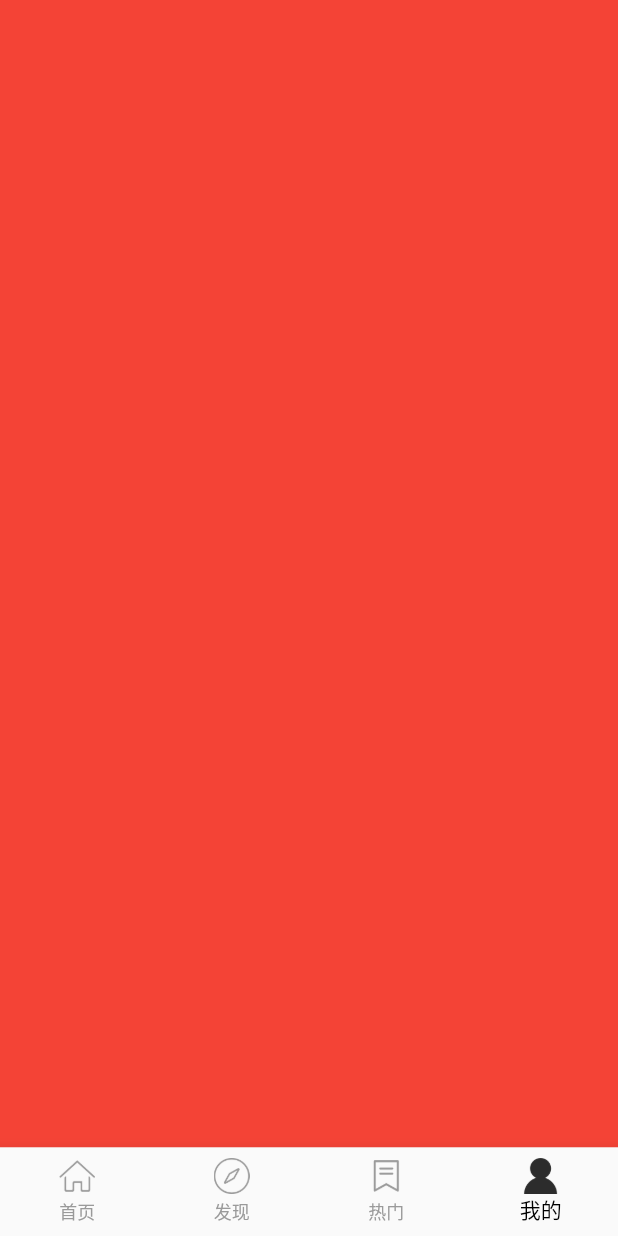
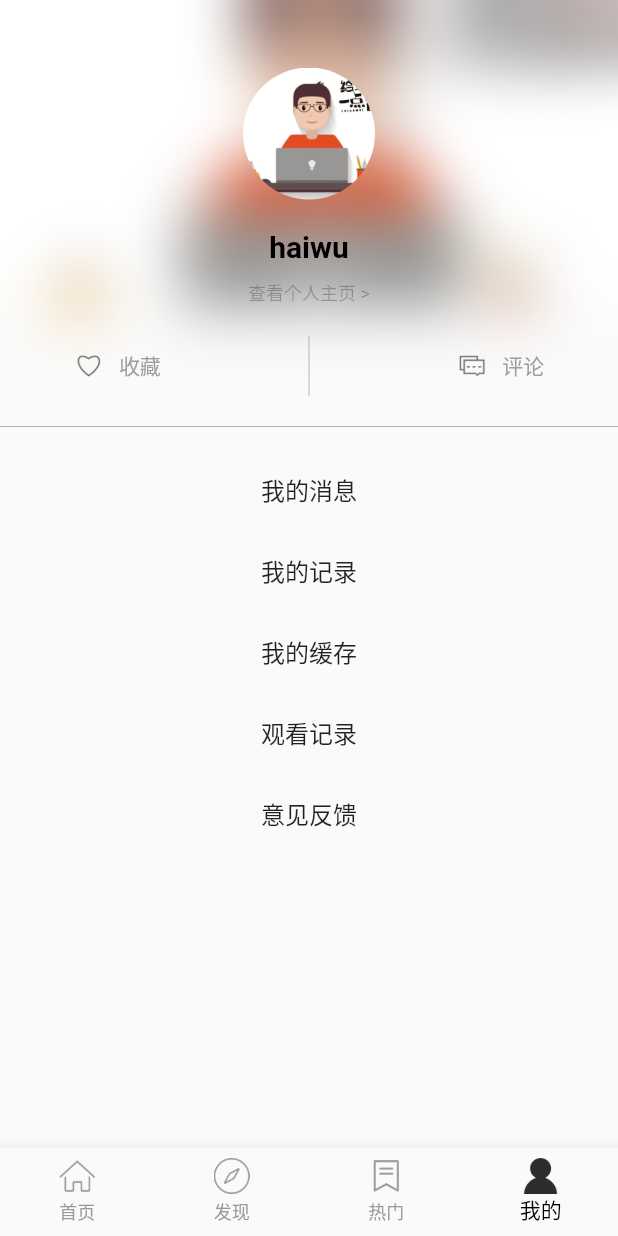
Before and after one commit to oceanhai/flutter_shizhan, a Flutter app: the TabNavigation screen opened by its route, item 4 of the bottom bar chosen, on a phone screen of 412 x 824 dp. Run offline on Flutter 3.47's test engine with Material 2 defaults, Android fonts, the phone set to English and light mode, and no system bars; our stand-ins replace chewie, extended_image, flutter_slidable, flutter_swiper, fluttertoast, get and 7 more; missing offline and left inert: flustars, flutter_splash_screen, flutter_webview_plugin, loading_more_list; accounts and stored records are empty; network calls fail.

Commit message:
我的Page、观看记录page(数据缓存)

```diff
--- a/lib/app_init.dart
+++ b/lib/app_init.dart
@@ -1,4 +1,5 @@
 import 'package:flutter_shizhan/http/Url.dart';
+import 'package:flutter_shizhan/utils/cache_manager.dart';
 import 'package:flutter_splash_screen/flutter_splash_screen.dart';
 // import 'package:leo_eyepetizer/http/Url.dart';
 
@@ -8,6 +9,10 @@ class AppInit {
   AppInit._();
 
   static Future<void> init() async {
+
+    //缓存需要初始化
+    await CacheManager.preInit();
+
     //初始化 baseUrl
     Url.baseUrl = 'http://baobab.kaiyanapp.com/api/';
 
--- /dev/null
+++ b/lib/page/mine/mine_page.dart
@@ -0,0 +1,264 @@
+import 'dart:io';
+import 'dart:ui';
+
+import 'package:flutter/material.dart';
+import 'package:flutter_shizhan/page/mine/watch_history_page.dart';
+import 'package:flutter_shizhan/utils/cache_manager.dart';
+import 'package:flutter_shizhan/utils/navigator_util.dart';
+import 'package:image_picker/image_picker.dart';
+
+class MinePage extends StatefulWidget {
+  @override
+  _MinePageState createState() => _MinePageState();
+}
+
+class _MinePageState extends State<MinePage>
+    with AutomaticKeepAliveClientMixin {
+  File _imageFile;
+  final picker = ImagePicker();
+
+  @override
+  bool get wantKeepAlive => true;
+
+  @override
+  void initState() {
+    super.initState();
+    _getAvatarPath();
+  }
+
+  /// 获取缓存头像
+  void _getAvatarPath() {
+    var userAvatarPath =
+        CacheManager.getInstance().get<String>("user_avatar_path");
+    if (userAvatarPath != null && userAvatarPath.isNotEmpty) {
+      setState(() {
+        _imageFile = File(userAvatarPath);
+      });
+    }
+  }
+
+  @override
+  Widget build(BuildContext context) {
+    super.build(context);
+    // 可以移除元素的pandding，注意:要指定移除哪个方向的padding
+    return MediaQuery.removePadding(
+      context: context,
+      // 移除上面的padding
+      removeTop: true,
+      child: ListView(
+        children: <Widget>[
+          // 头像
+          _head(),
+          // 中间的收藏、评论
+          _like(),
+          // 分割线
+          _divider(),
+          // 几个设置的widget
+          //... 散布运算符，将列表的所有元素插入另一个列表
+          ..._listSetting()
+        ],
+      ),
+    );
+  }
+
+  /// 头像设置
+  Widget _head() {
+    return Stack(
+      alignment: Alignment.center,
+      children: [
+        // 高斯模糊背景
+        //... 散布运算符，将列表的所有元素插入另一个列表
+        ..._headBackground(),
+        // 内容
+        _headContent(),
+      ],
+    );
+  }
+
+  // 头部的背景
+  List<Widget> _headBackground() {
+    return [
+      Positioned.fill(
+        child: Image(
+          image: _avatarImage(),
+          fit: BoxFit.cover,
+        ),
+      ),
+      Positioned.fill(
+        // 高斯模糊
+        child: BackdropFilter(
+          filter: ImageFilter.blur(sigmaX: 20, sigmaY: 20),
+          child: Container(
+            color: Colors.white.withOpacity(0.0),
+          ),
+        ),
+      ),
+    ];
+  }
+
+  // 头像
+  ImageProvider _avatarImage() {
+    return _imageFile == null
+        ? AssetImage('images/ic_img_avatar.png')
+        : FileImage(_imageFile);
+  }
+
+  // 头部内容
+  Widget _headContent() {
+    return Column(
+      children: [
+        GestureDetector(
+          child: Padding(
+            padding: EdgeInsets.only(top: 45),
+            child: CircleAvatar(
+              backgroundColor: Colors.transparent,
+              radius: 44,
+              backgroundImage: _avatarImage(),
+            ),
+          ),
+          onTap: () {
+            // 选择图片
+            _showSelectPhotoDialog(context);
+          },
+        ),
+        Padding(
+          padding: EdgeInsets.only(top: 20),
+          child: Text(
+            'haiwu',
+            style: TextStyle(
+                fontSize: 20, fontWeight: FontWeight.bold, color: Colors.black),
+          ),
+        ),
+        Padding(
+            padding: EdgeInsets.only(top: 10),
+            child: Text(
+              '查看个人主页 >',
+              style: TextStyle(fontSize: 12, color: Colors.black26),
+            )),
+      ],
+    );
+  }
+
+  // 点击头像后弹出dialog
+  void _showSelectPhotoDialog(BuildContext context) {
+    // 类似Android 的 BottomSheetDialog，最多半个屏幕高
+    showModalBottomSheet(
+      context: context,
+      builder: (BuildContext context) {
+        return Column(
+          // 最小尺寸，跟内容的高度一样
+          mainAxisSize: MainAxisSize.min,
+          children: <Widget>[
+            _bottomWidget('拍照', () {
+              // TODO：路由出栈
+              back();
+              _getImage(ImageSource.camera);
+            }),
+            _bottomWidget('相册', () {
+              back();
+              _getImage(ImageSource.gallery);
+            }),
+            _bottomWidget('取消', () {
+              back();
+            }),
+          ],
+        );
+      },
+    );
+  }
+
+// dialog文本
+  Widget _bottomWidget(String text, VoidCallback callback) {
+    return ListTile(
+        title: Text(text, textAlign: TextAlign.center), onTap: callback);
+  }
+
+//模拟头像选择修改，目前存储在本地，实际开发应当上传到云存储平台
+  void _getImage(ImageSource source) async {
+    // 从相册获取或者拍照
+    var imageFile = await picker.pickImage(source: source);
+    setState(() {
+      _imageFile = File(imageFile.path);
+    });
+    // 将图片的路径缓存起来
+    CacheManager.getInstance().set("user_avatar_path", _imageFile.path);
+  }
+
+  /// 中间的收藏、评论
+  Widget _like() {
+    return Padding(
+      padding: EdgeInsets.only(top: 20),
+      child: Row(
+        mainAxisAlignment: MainAxisAlignment.spaceAround,
+        children: <Widget>[
+          _imageAndText('images/icon_like_grey.png', '收藏'),
+          Container(
+            width: 0.5,
+            height: 40,
+            decoration: BoxDecoration(color: Colors.grey),
+          ),
+          _imageAndText('images/icon_comment_grey.png', '评论'),
+        ],
+      ),
+    );
+  }
+
+// 图片与文本组合
+  Widget _imageAndText(String image, String text) {
+    return Row(
+      children: <Widget>[
+        Image.asset(image, width: 20, height: 20),
+        Padding(
+          padding: EdgeInsets.only(left: 10),
+          child: Text(
+            text,
+            style: TextStyle(fontSize: 14, color: Colors.grey),
+          ),
+        ),
+      ],
+    );
+  }
+
+  /// 分割线
+  Widget _divider() {
+    return Padding(
+      padding: EdgeInsets.only(top: 20),
+      child: Container(
+        height: 0.5,
+        decoration: BoxDecoration(color: Colors.grey),
+      ),
+    );
+  }
+
+  _listSetting() {
+    return [
+      _setting('我的消息'),
+      _setting('我的记录'),
+      _setting('我的缓存'),
+      _setting(
+        '观看记录',
+        callback: () {
+          // TODO：跳转到 WatchHistoryPage
+          toPage(WatchHistoryPage());
+        },
+      ),
+      _setting('意见反馈')
+    ];
+  }
+
+// 设置
+  Widget _setting(String text, {VoidCallback callback}) {
+    return InkWell(
+      onTap: callback,
+      child: Container(
+        alignment: Alignment.center,
+        padding: EdgeInsets.only(top: 30),
+        child: Text(
+          text,
+          style: TextStyle(fontSize: 16, color: Colors.black87),
+        ),
+      ),
+    );
+  }
+
+}
--- a/lib/page/video/video_detail_page.dart
+++ b/lib/page/video/video_detail_page.dart
@@ -4,6 +4,7 @@ import 'package:flutter_shizhan/config/string.dart';
 import 'package:flutter_shizhan/model/common_item.dart';
 import 'package:flutter_shizhan/utils/cache_image.dart';
 import 'package:flutter_shizhan/utils/date_util.dart';
+import 'package:flutter_shizhan/utils/history_repository.dart';
 import 'package:flutter_shizhan/utils/navigator_util.dart';
 import 'package:flutter_shizhan/viewmodel/video/video_detail_viewmodel.dart';
 import 'package:flutter_shizhan/widget/loading_state_widget.dart';
@@ -37,6 +38,9 @@ class _VideoDetailPageState extends State<VideoDetailPage>
     data = widget.videoDta == null ? arguments() : widget.videoDta;
     //监听页面可见与不可见状态
     WidgetsBinding.instance.addObserver(this);
+
+    //记录观看数据
+    HistoryRepository.saveWatchHistory(data);
   }
 
   @override
--- a/lib/tab_navigation.dart
+++ b/lib/tab_navigation.dart
@@ -3,6 +3,7 @@ import 'package:flutter_shizhan/config/string.dart';
 import 'package:flutter_shizhan/page/discovery/discovery_page.dart';
 import 'package:flutter_shizhan/page/home/home_page.dart';
 import 'package:flutter_shizhan/page/hot/hot_page.dart';
+import 'package:flutter_shizhan/page/mine/mine_page.dart';
 import 'package:flutter_shizhan/utils/toast_util.dart';
 import 'package:flutter_shizhan/viewmodel/tab_navigation_viewmodel.dart';
 import 'package:flutter_shizhan/widget/provider_widget.dart';
@@ -51,9 +52,10 @@ class _TabNavigation extends State<TabNavigation> {
             //   color: Colors.orange,
             // ),
             HotPage(),
-            Container(
-              color: Colors.red,
-            ),
+            // Container(
+            //   color: Colors.red,
+            // ),
+            MinePage(),
           ],
         ), //实战2
         //实战1
--- /dev/null
+++ b/lib/utils/cache_manager.dart
@@ -0,0 +1,50 @@
+import 'package:shared_preferences/shared_preferences.dart';
+
+///本地缓存管理类
+class CacheManager {
+  SharedPreferences _preferences;
+
+  CacheManager._();
+
+  CacheManager._pre(SharedPreferences preferences) {
+    this._preferences = preferences;
+  }
+
+  static CacheManager _instance;
+
+  static CacheManager getInstance() {
+    if (_instance == null) {
+      _instance = CacheManager._();
+    }
+    return _instance;
+  }
+
+  //预初始化，防止get时，SharedPreferences还未初始化完毕
+  static Future<CacheManager> preInit() async {
+    if (_instance == null) {
+      var preferences = await SharedPreferences.getInstance();
+      _instance = CacheManager._pre(preferences);
+    }
+    return _instance;
+  }
+
+  set(String key, Object value) {
+    if (value is int) {
+      _preferences.setInt(key, value);
+    } else if (value is String) {
+      _preferences.setString(key, value);
+    } else if (value is double) {
+      _preferences.setDouble(key, value);
+    } else if (value is bool) {
+      _preferences.setBool(key, value);
+    } else if (value is List<String>) {
+      _preferences.setStringList(key, value);
+    } else {
+      throw Exception("only Support int、String、double、bool、List<String>");
+    }
+  }
+
+  T get<T>(String key) {
+    return _preferences.get(key);
+  }
+}
--- a/pubspec.yaml
+++ b/pubspec.yaml
@@ -63,6 +63,12 @@ dependencies:
   loading_more_list: ^4.0.1
   # 17.图片处理库
   photo_view: ^0.12.0
+  # 18.数据缓存库
+  shared_preferences: ^2.0.6
+  # 19.用于从图像库中选取图像，并使用相机拍摄新照片
+  image_picker: ^0.8.3
+  # 20.侧滑列表项，侧滑删除、更多、分享等
+  flutter_slidable: ^0.6.0
 
 dev_dependencies:
   flutter_test:
```
Also changed, not shown: lib/page/mine/watch_history_page.dart (added, +98 -0 lines), lib/utils/history_repository.dart (added, +38 -0 lines), lib/viewmodel/mine/watch_history_viewmodel.dart (added, +28 -0 lines), pubspec.lock.
